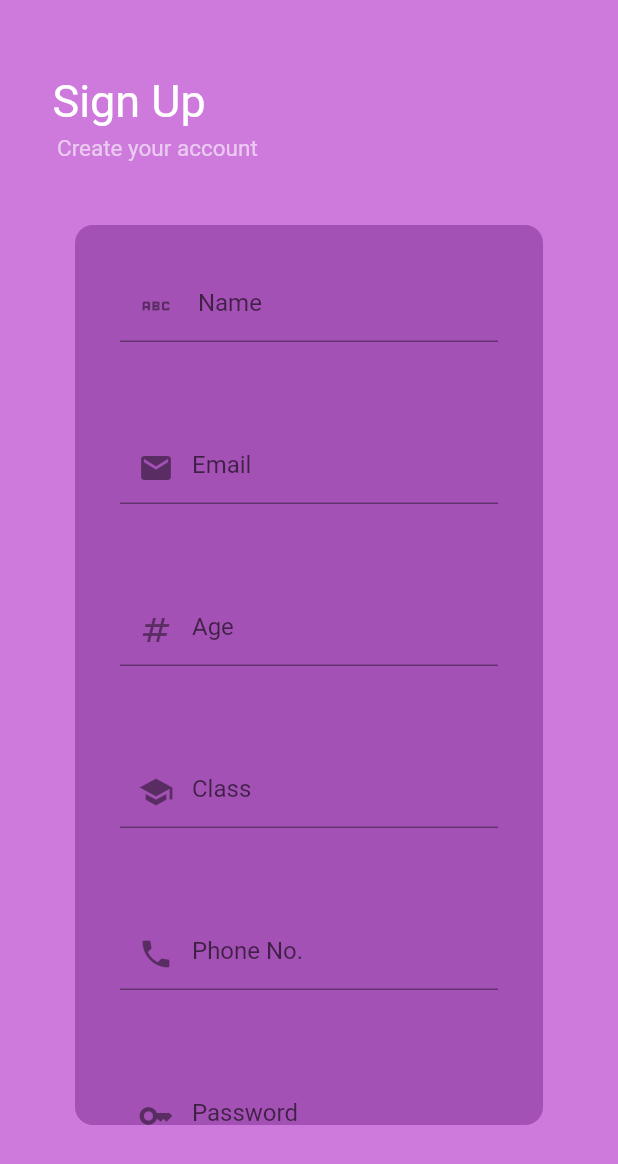
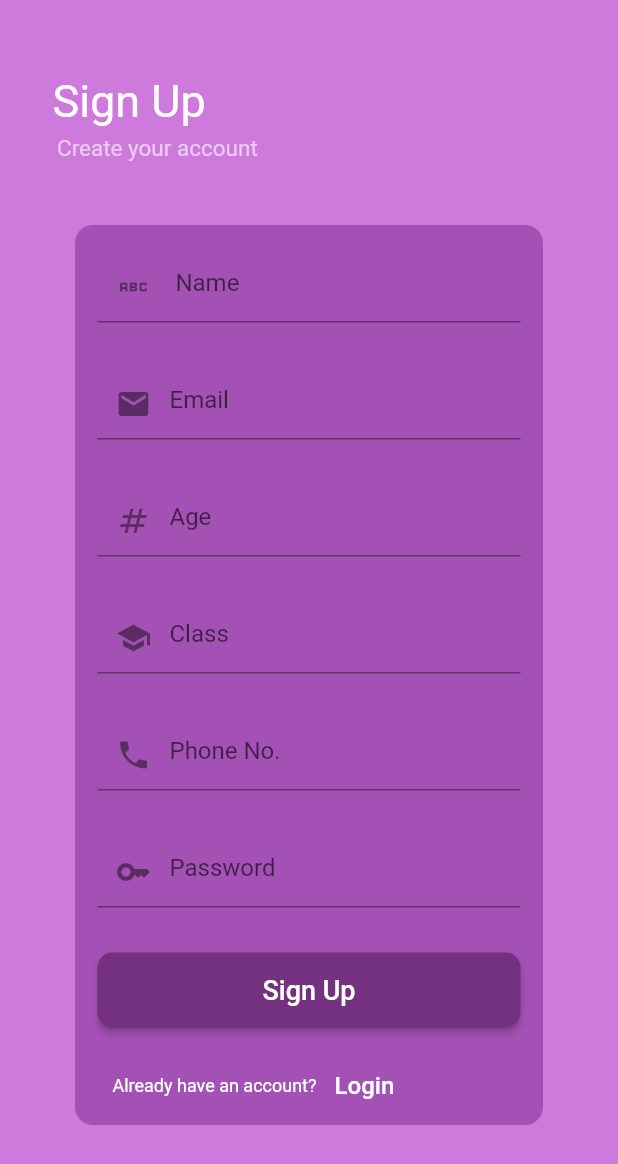
Before and after one commit to Tejaswika/Parvarish-Child, a Flutter app: the SignUpPage screen opened directly, on a phone screen of 412 x 824 dp. Shown: the top 1164 px of the screen. Run offline on Flutter 3.47's test engine with Material 2 defaults, Android fonts, the light colour scheme and no system bars; our stand-ins replace cloud_firestore, device_info_plus, dotted_decoration, firebase_auth, firebase_core, firebase_messaging and 3 more; missing offline and left inert: animated_snack_bar, app_usage, device_apps, flutter_background_service, flutter_background_service_android; accounts and stored records are empty.

Commit message:
Corrected UI of Signup screen

```diff
--- a/lib/screens/signup_screen.dart
+++ b/lib/screens/signup_screen.dart
@@ -156,7 +156,7 @@ class _SignUpPage extends State<SignUpPage> {
                     child: Container(
                   child: Column(children: [
                     Container(
-                      padding: EdgeInsets.all(30),
+                      padding: EdgeInsets.all(15),
                       child: TextField(
                         keyboardType: TextInputType.name,
                         decoration: InputDecoration(
@@ -171,7 +171,7 @@ class _SignUpPage extends State<SignUpPage> {
                       ),
                     ),
                     Container(
-                      padding: EdgeInsets.all(30),
+                      padding: EdgeInsets.all(15),
                       child: TextField(
                         keyboardType: TextInputType.emailAddress,
                         decoration: InputDecoration(
@@ -186,7 +186,7 @@ class _SignUpPage extends State<SignUpPage> {
                       ),
                     ),
                     Container(
-                      padding: EdgeInsets.all(30),
+                      padding: EdgeInsets.all(15),
                       child: TextField(
                         keyboardType: TextInputType.number,
                         decoration: InputDecoration(
@@ -201,7 +201,7 @@ class _SignUpPage extends State<SignUpPage> {
                       ),
                     ),
                     Container(
-                      padding: EdgeInsets.all(30),
+                      padding: EdgeInsets.all(15),
                       child: TextField(
                         keyboardType: TextInputType.number,
                         decoration: InputDecoration(
@@ -216,7 +216,7 @@ class _SignUpPage extends State<SignUpPage> {
                       ),
                     ),
                     Container(
-                      padding: EdgeInsets.all(30),
+                      padding: EdgeInsets.all(15),
                       child: TextField(
                         keyboardType: TextInputType.phone,
                         decoration: InputDecoration(
@@ -231,7 +231,7 @@ class _SignUpPage extends State<SignUpPage> {
                       ),
                     ),
                     Container(
-                      padding: EdgeInsets.only(left: 30, top: 30, right: 30),
+                      padding: EdgeInsets.all(15),
                       child: TextField(
                         obscureText: true, //password stays hidden
                         decoration: InputDecoration(
@@ -245,7 +245,7 @@ class _SignUpPage extends State<SignUpPage> {
                       ),
                     ),
                     Padding(
-                      padding: const EdgeInsets.all(30),
+                      padding: const EdgeInsets.all(15),
                       child: MaterialButton(
                         minWidth: double.infinity,
                         height: 50,
@@ -265,10 +265,7 @@ class _SignUpPage extends State<SignUpPage> {
                         ),
                       ),
                     ),
-                    SizedBox(
-                      //giave space between 2 boxes
-                      height: 20,
-                    ),
+
                     Container(
                       padding: EdgeInsets.only(left: 25),
                       child: Row(
```
